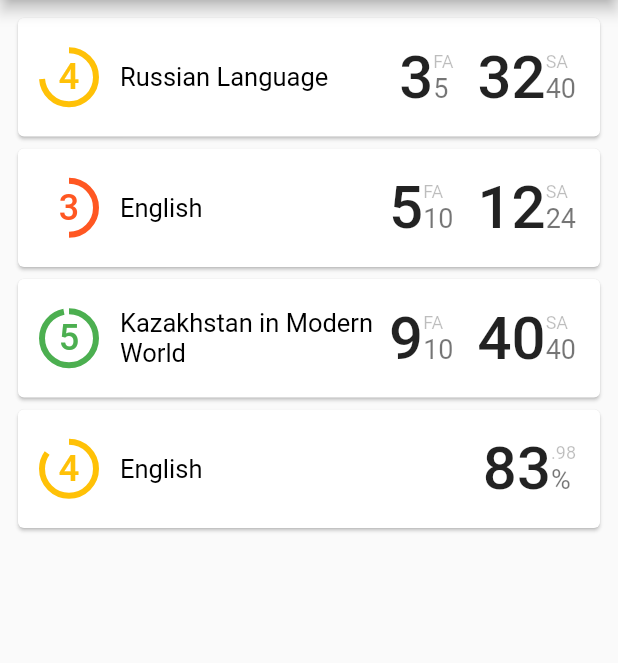
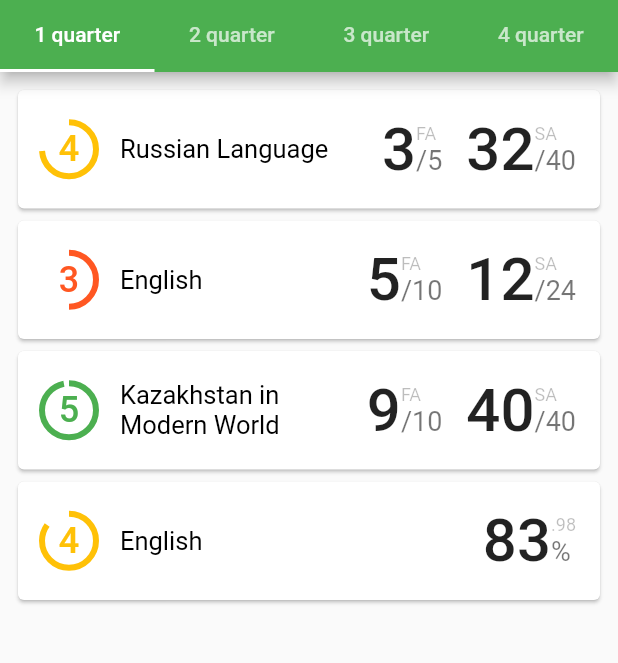
Before and after one commit to kekland/enis-app, a Flutter app: the screen it shows after launch, on a phone screen of 412 x 824 dp, the part 84-747 px from its top. Run offline on Flutter 3.47's test engine with Material 2 defaults, Android fonts, the phone set to English and light mode, and no system bars.

Commit message:
Broke something, minor changes

```diff
--- a/lib/main.dart
+++ b/lib/main.dart
@@ -24,11 +24,22 @@ class TestPage extends StatefulWidget {
   _TestPageState createState() => new _TestPageState();
 }
 
+List<String> tabs = ['1 quarter', '2 quarter', '3 quarter', '4 quarter'];
+
 class _TestPageState extends State<TestPage> {
   @override
   Widget build(BuildContext context) {
-    return new Scaffold(
-      appBar: AppBar(title: Text('eNIS')),
+    return new DefaultTabController(
+      length: 4,
+      child: new Scaffold(
+        appBar: AppBar(
+          title: Text('eNIS'),
+          bottom: TabBar(
+            tabs: tabs.map((String tab) {
+              return Tab(text: tab);
+            }).toList(),
+          ),
+        ),
         body: new Padding(
           padding: EdgeInsets.all(8.0),
           child: new Column(
@@ -81,6 +92,7 @@ class _TestPageState extends State<TestPage> {
             ],
           ),
         ),
+      ),
     );
   }
 }
--- a/lib/widgets/assessment_number_widget.dart
+++ b/lib/widgets/assessment_number_widget.dart
@@ -52,7 +52,7 @@ class AssessmentCurrentMaximumWidget extends StatelessWidget {
               ),
             ),
             Text(
-              viewModel.assessment.maximum.toString(),
+              '/${viewModel.assessment.maximum}',
               style: TextStyle(
                 color: Colors.black54,
                 fontSize: 18.0,
--- a/lib/widgets/grade_widget.dart
+++ b/lib/widgets/grade_widget.dart
@@ -6,6 +6,10 @@ class GradeWidgetViewModel {
   String grade;
   Color gradeColor;
   double percentage;
+
+  String getDisplayPercentage() {
+    return (percentage * 100.0).toStringAsFixed(3);
+  }
 
   GradeWidgetViewModel({this.grade, this.gradeColor, this.percentage = 0.0});
 }
@@ -43,7 +47,10 @@ class GradeWidget extends StatelessWidget {
         ],
       );
     } else {
-      return new Stack(
+      return new Column(
+        crossAxisAlignment: CrossAxisAlignment.center,
+        children: <Widget>[
+          new Stack(
             alignment: AlignmentDirectional.center,
             children: [
               new CircularProgressIndicator(
@@ -59,6 +66,8 @@ class GradeWidget extends StatelessWidget {
                 ),
               ),
             ],
+          ),
+        ],
       );
     }
   }
```
Also changed, not shown: lib/widgets/imko/imko_subject_widget.dart (+7 -1 lines). Lines whose indentation alone changed are shown as unchanged.
